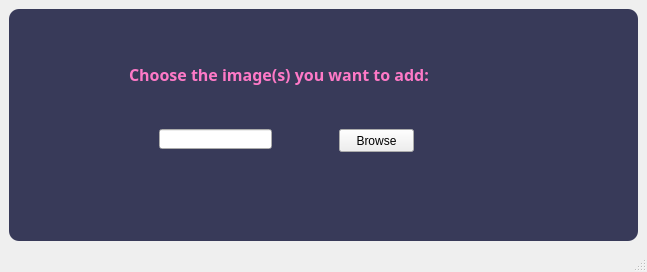
The window that uploadWindow.ui (DorsaNazari/Image-Data-Annotation-Preprocessing-and-Augmentation) describes before a commit, drawn with Qt 5.
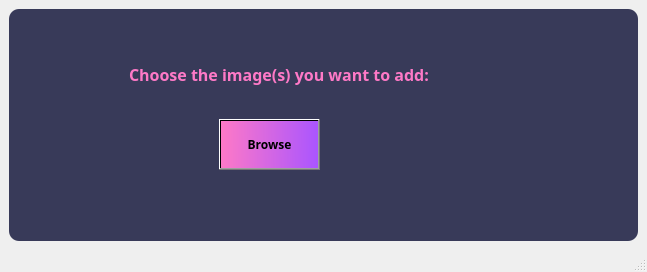
The same window after the commit.

Commit message: now we can upload!

Diff of the .ui file:
```diff
--- a/uploadWindow.ui
+++ b/uploadWindow.ui
@@ -54,25 +54,25 @@
         <string>Choose the image(s) you want to add:</string>
        </property>
       </widget>
-      <widget class="QLineEdit" name="fileName">
-       <property name="geometry">
-        <rect>
-         <x>150</x>
-         <y>120</y>
-         <width>113</width>
-         <height>20</height>
-        </rect>
-       </property>
-      </widget>
       <widget class="QPushButton" name="browse">
        <property name="geometry">
         <rect>
-         <x>330</x>
-         <y>120</y>
-         <width>75</width>
-         <height>23</height>
+         <x>210</x>
+         <y>110</y>
+         <width>101</width>
+         <height>51</height>
         </rect>
        </property>
+       <property name="font">
+        <font>
+         <family>Castellar</family>
+         <weight>75</weight>
+         <bold>true</bold>
+        </font>
+       </property>
+       <property name="styleSheet">
+        <string notr="true">background-color: qlineargradient(spread:pad, x1:0, y1:0.5, x2:1, y2:0.506, stop:0 rgba(254, 121, 199, 255), stop:1 rgba(170, 85, 255, 255));</string>
+       </property>
        <property name="text">
         <string>Browse</string>
        </property>
```
The commit also changes 1 other file.
